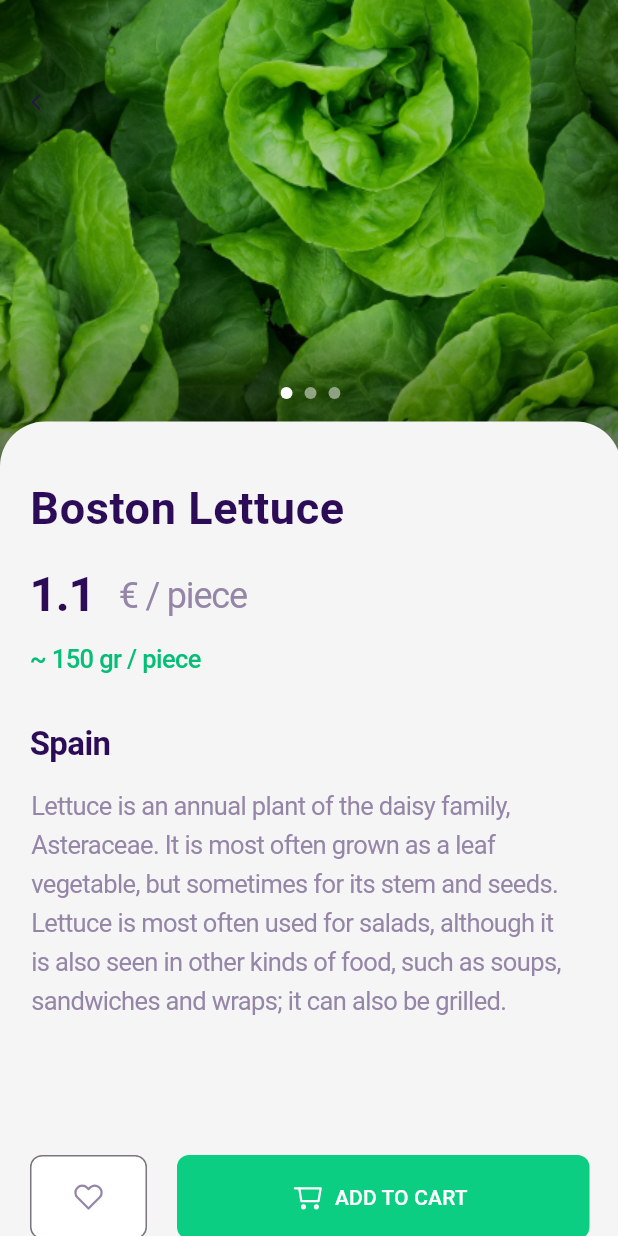
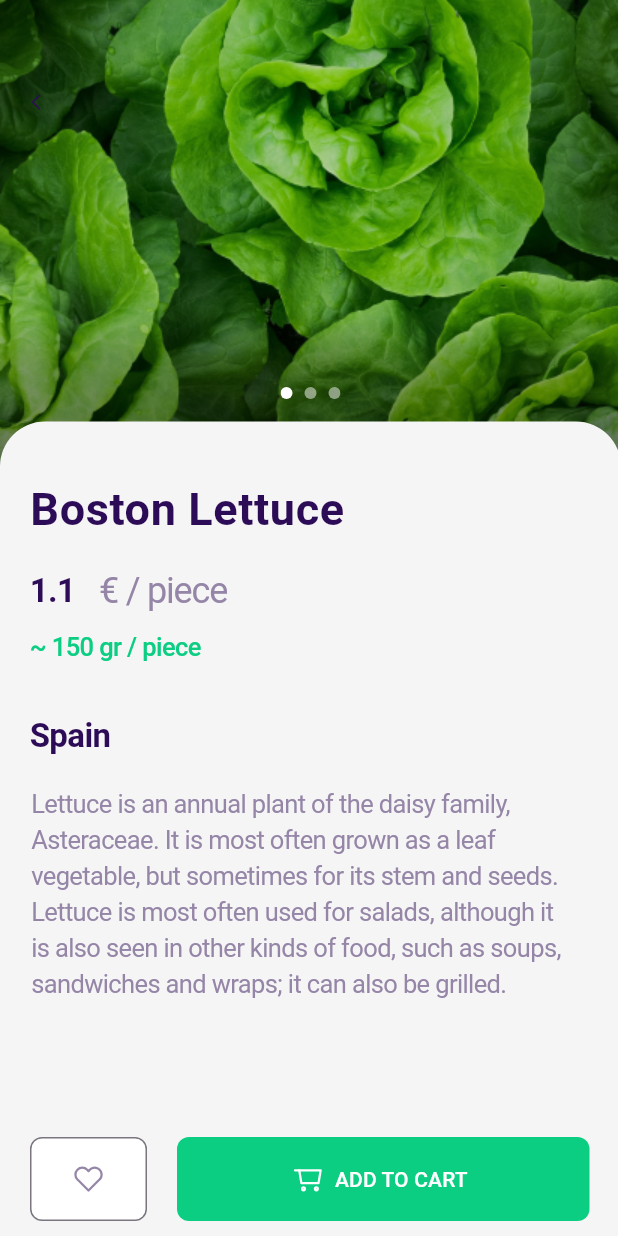
Before and after one commit to assyaIsk/flutter, a Flutter app: the VegetableDetailScreen screen opened directly with sample values from the repository, on a phone screen of 412 x 824 dp. Run offline on Flutter 3.47's test engine with Material 3 defaults, Android fonts, the phone set to English and light mode, and no system bars; our stand-ins replace flutter_svg.

Commit message:
styles rafctoring

```diff
--- a/lib/data/categories.dart
+++ b/lib/data/categories.dart
@@ -1,6 +1,6 @@
 import '../models/category_model.dart';
 
-const categories = [
+var categories = [
   Category(
     name: 'Сabbage and lettuce',
     count: 14,
--- a/lib/models/category_model.dart
+++ b/lib/models/category_model.dart
@@ -1,8 +1,7 @@
 class Category {
-  const Category(
-      {required this.name, required this.count, required this.active});
+  Category({required this.name, required this.count, required this.active});
 
   final String name;
   final int count;
-  final bool active;
+  bool active;
 }
--- a/lib/screens/vegetable_detail.dart
+++ b/lib/screens/vegetable_detail.dart
@@ -1,6 +1,7 @@
 import 'package:flutter/material.dart';
 import 'package:flutter_svg/svg.dart';
 import 'package:vegetables/data/vegetables.dart';
+import 'package:vegetables/styles/style.dart';
 
 class VegetableDetailScreen extends StatelessWidget {
   const VegetableDetailScreen({super.key, required this.vegetable});
@@ -13,7 +14,7 @@ class VegetableDetailScreen extends StatelessWidget {
         width: double.infinity,
         height: 896,
         decoration: const BoxDecoration(
-          color: Color(0xfff6f5f5),
+          color: AppStyles.backgroundColor,
         ),
         child: Stack(
           children: [
@@ -24,9 +25,8 @@ class VegetableDetailScreen extends StatelessWidget {
                 child: Container(
                   width: 414,
                   height: 358,
-                  decoration: const BoxDecoration(
-                    color: Color(0xffdbd8dd),
-                  ),
+                  decoration:
+                      const BoxDecoration(color: AppStyles.violetLightColor),
                   child: Image.asset(
                     'assets/Media.png',
                   ),
@@ -50,21 +50,17 @@ class VegetableDetailScreen extends StatelessWidget {
               left: 0,
               top: 0,
               child: Container(
-                padding: const EdgeInsets.fromLTRB(21, 62, 21, 22),
+                padding: const EdgeInsets.fromLTRB(21, 62, 387, 22),
                 width: 414,
                 height: 96,
                 child: Align(
                   alignment: Alignment.centerLeft,
-                  child: SizedBox(
-                    width: 6,
-                    height: 12,
                   child: GestureDetector(
                     onTap: () => Navigator.pop(context),
                     child: SvgPicture.asset(
                       'assets/svg/Vector.svg',
                       width: 6,
                       height: 12,
-                      ),
                     ),
                   ),
                 ),
@@ -78,7 +74,7 @@ class VegetableDetailScreen extends StatelessWidget {
                 width: 414,
                 height: 615,
                 decoration: const BoxDecoration(
-                  color: Color(0xfff6f5f5),
+                  color: AppStyles.backgroundColor,
                   borderRadius: BorderRadius.only(
                     topLeft: Radius.circular(30),
                     topRight: Radius.circular(30),
@@ -91,13 +87,7 @@ class VegetableDetailScreen extends StatelessWidget {
                       margin: const EdgeInsets.fromLTRB(0, 0, 0, 16),
                       child: Text(
                         vegetable.name,
-                        style: const TextStyle(
-                          fontSize: 30,
-                          fontWeight: FontWeight.w700,
-                          height: 1.3666666667,
-                          letterSpacing: 0.41,
-                          color: Color(0xff2d0c57),
-                        ),
+                        style: AppStyles.detailTitleTextStyle30,
                       ),
                     ),
                     Container(
@@ -110,55 +100,27 @@ class VegetableDetailScreen extends StatelessWidget {
                             margin: const EdgeInsets.fromLTRB(0, 0, 16, 0),
                             child: Text(
                               vegetable.price.toString(),
-                              style: const TextStyle(
-                                fontSize: 32,
-                                fontWeight: FontWeight.w700,
-                                height: 1.3463542461,
-                                letterSpacing: -0.8029167056,
-                                color: Color(0xff2d0c57),
-                              ),
+                              style: AppStyles.detailTextStyle22,
                             ),
                           ),
                           Text(
                             '€ / ${vegetable.unit.name}',
                             textAlign: TextAlign.center,
-                            style: const TextStyle(
-                              fontSize: 24,
-                              fontWeight: FontWeight.w400,
-                              height: 1.7951389949,
-                              letterSpacing: -0.8029167056,
-                              color: Color(0xff9586a8),
-                            ),
+                            style: AppStyles.detailSubTextStyle24,
                           ),
                         ],
                       ),
                     ),
                     Container(
                       margin: const EdgeInsets.fromLTRB(0, 0, 0, 32),
-                      child: const Text(
-                        '~ 150 gr / piece',
-                        style: TextStyle(
-                          fontSize: 17,
-                          fontWeight: FontWeight.w500,
-                          height: 1.5,
-                          letterSpacing: -0.41,
-                          color: Color(0xff05be77),
-                        ),
-                      ),
+                      child: const Text('~ 150 gr / piece',
+                          style: AppStyles.detailGreenTextStyle17),
                     ),
                     Container(
                       // title3A7 (102:4859)
                       margin: const EdgeInsets.fromLTRB(0, 0, 0, 18),
-                      child: const Text(
-                        'Spain',
-                        style: TextStyle(
-                          fontSize: 22,
-                          fontWeight: FontWeight.w700,
-                          height: 1,
-                          letterSpacing: -0.41,
-                          color: Color(0xff2d0c57),
-                        ),
-                      ),
+                      child: const Text('Spain',
+                          style: AppStyles.detailTextStyle22),
                     ),
                     Container(
                       // textAkX (102:4862)
@@ -166,16 +128,8 @@ class VegetableDetailScreen extends StatelessWidget {
                       constraints: const BoxConstraints(
                         maxWidth: 362,
                       ),
-                      child: Text(
-                        vegetable.text,
-                        style: const TextStyle(
-                          fontSize: 17,
-                          fontWeight: FontWeight.w400,
-                          height: 1.5,
-                          letterSpacing: -0.41,
-                          color: Color(0xff9586a8),
-                        ),
-                      ),
+                      child: Text(vegetable.text,
+                          style: AppStyles.detailVioletTextStyle17),
                     ),
                     SizedBox(
                       width: double.infinity,
@@ -193,8 +147,7 @@ class VegetableDetailScreen extends StatelessWidget {
                                   shape: RoundedRectangleBorder(
                                     borderRadius: BorderRadius.circular(8.0),
                                   ),
-                                backgroundColor: const Color(0xFFFFFFFF),
-                              ),
+                                  backgroundColor: AppStyles.whiteBtnColor),
                               child: SvgPicture.asset(
                                 'assets/svg/heart.svg',
                                 width: 20,
@@ -208,7 +161,8 @@ class VegetableDetailScreen extends StatelessWidget {
                             child: TextButton.icon(
                               label: const Text(
                                 'ADD TO CART',
-                                style: TextStyle(color: Colors.white),
+                                style:
+                                    TextStyle(color: AppStyles.whiteBtnColor),
                               ),
                               icon: SvgPicture.asset(
                                 'assets/svg/shopping-cart.svg',
@@ -220,8 +174,7 @@ class VegetableDetailScreen extends StatelessWidget {
                                   shape: RoundedRectangleBorder(
                                     borderRadius: BorderRadius.circular(8.0),
                                   ),
-                                backgroundColor: const Color(0xFF0BCE83),
-                              ),
+                                  backgroundColor: AppStyles.greenBtnColor),
                             ),
                           ),
                         ],
--- /dev/null
+++ b/lib/styles/style.dart
@@ -0,0 +1,61 @@
+import 'package:flutter/material.dart';
+
+class AppStyles {
+  static const Color backgroundColor = Color(0xfff6f5f5);
+  static const Color violetLightColor = Color(0xffdbd8dd);
+  static const Color violetDarkColor = Color(0xff2d0c57);
+  static const Color violetColor = Color(0xff9586a8);
+  static const Color violetColor2 = Color(0xFFE2CBFF);
+  static const Color violetColor3 = Color(0xFFD9D0E3);
+  static const Color whiteBtnColor = Color(0xFFFFFFFF);
+  static const Color greenBtnColor = Color(0xFF0BCE83);
+  static const Color blueColor = Color(0xFF6C0EE4);
+
+  static const TextStyle detailTitleTextStyle30 = TextStyle(
+      fontSize: 30,
+      fontWeight: FontWeight.w700,
+      letterSpacing: 0.41,
+      color: AppStyles.violetDarkColor);
+
+  static const TextStyle detailTextStyle32 = TextStyle(
+      fontSize: 32,
+      fontWeight: FontWeight.w700,
+      letterSpacing: -0.80,
+      color: AppStyles.violetDarkColor);
+
+  static const TextStyle detailSubTextStyle24 = TextStyle(
+      fontSize: 24,
+      fontWeight: FontWeight.w400,
+      letterSpacing: -0.80,
+      color: AppStyles.violetColor);
+
+  static const TextStyle detailTextStyle22 = TextStyle(
+      fontSize: 22,
+      fontWeight: FontWeight.w700,
+      letterSpacing: -0.41,
+      color: AppStyles.violetDarkColor);
+
+  static const TextStyle detailGreenTextStyle17 = TextStyle(
+      fontSize: 17,
+      fontWeight: FontWeight.w500,
+      letterSpacing: -0.41,
+      color: AppStyles.greenBtnColor);
+
+  static const TextStyle detailVioletTextStyle17 = TextStyle(
+      fontSize: 17,
+      fontWeight: FontWeight.w400,
+      letterSpacing: -0.41,
+      color: AppStyles.violetColor);
+
+  static const TextStyle violetDarkTextStyle18 = TextStyle(
+      fontSize: 18,
+      fontWeight: FontWeight.w600,
+      letterSpacing: -0.41,
+      color: AppStyles.violetDarkColor);
+
+  static const TextStyle violetTextStyle16 = TextStyle(
+      fontSize: 16,
+      fontWeight: FontWeight.w400,
+      letterSpacing: -0.41,
+      color: AppStyles.violetColor);
+}
```
Also changed, not shown: lib/screens/vegetables_screen.dart (+4 -6 lines), lib/widgets/vegetables/category_list.dart (+24 -26 lines), lib/widgets/vegetables/header.dart (+7 -20 lines), lib/widgets/vegetables/vegetable_list.dart (+9 -25 lines), pubspec.yaml (+3 -11 lines). Lines whose indentation alone changed are shown as unchanged.
